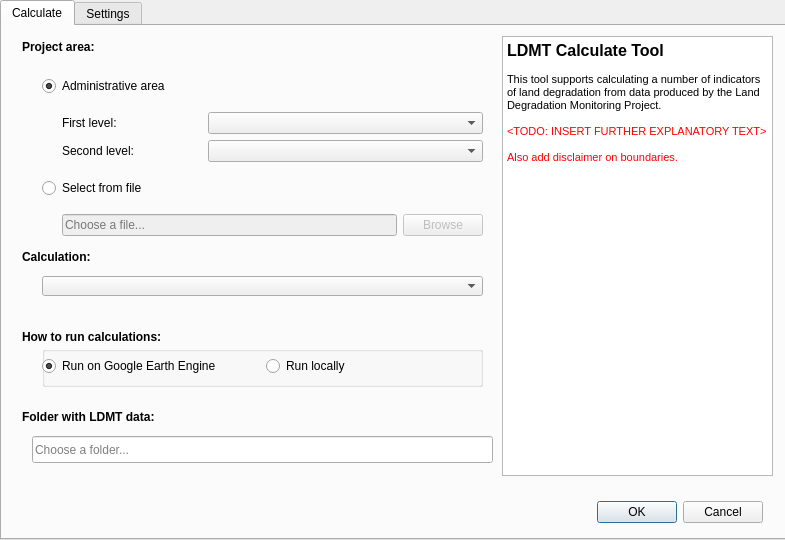
Old version of the form LDMP/DlgCalculate.ui in the repository ConservationInternational/trends.earth.
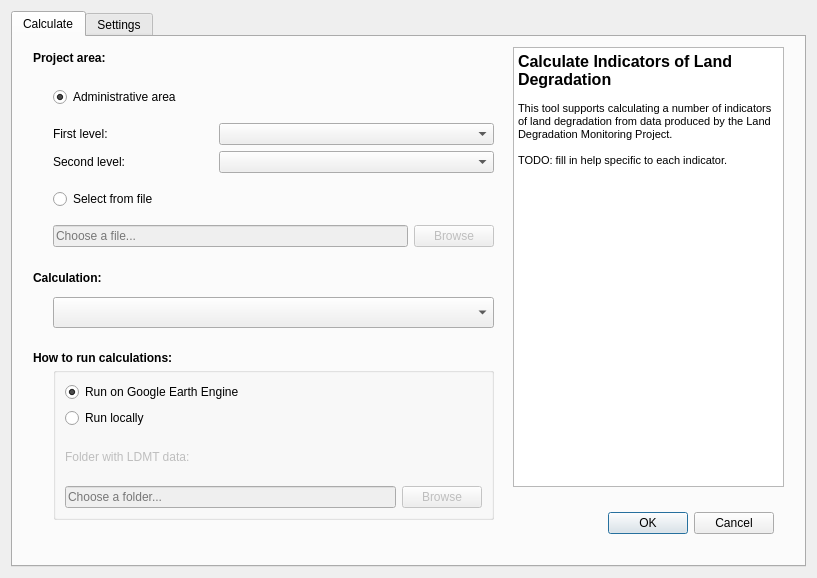
New version of the form.

Diff of the .ui file:
```diff
--- a/LDMP/DlgCalculate.ui
+++ b/LDMP/DlgCalculate.ui
@@ -6,22 +6,16 @@
    <rect>
     <x>0</x>
     <y>0</y>
-    <width>785</width>
-    <height>540</height>
+    <width>817</width>
+    <height>578</height>
    </rect>
   </property>
   <property name="windowTitle">
    <string>Calculate land degradation indicators</string>
   </property>
+  <layout class="QVBoxLayout" name="verticalLayout">
+   <item>
   <widget class="QTabWidget" name="tabWidget">
-   <property name="geometry">
-    <rect>
-     <x>0</x>
-     <y>0</y>
-     <width>800</width>
-     <height>540</height>
-    </rect>
-   </property>
    <property name="currentIndex">
     <number>0</number>
    </property>
@@ -29,19 +23,6 @@
     <attribute name="title">
      <string>Calculate</string>
     </attribute>
-    <widget class="QLineEdit" name="data_folder">
-     <property name="geometry">
-      <rect>
-       <x>30</x>
-       <y>410</y>
-       <width>461</width>
-       <height>27</height>
-      </rect>
-     </property>
-     <property name="placeholderText">
-      <string>Choose a folder...</string>
-     </property>
-    </widget>
     <widget class="QDialogButtonBox" name="buttonBox">
      <property name="geometry">
       <rect>
@@ -58,25 +39,6 @@
       <set>QDialogButtonBox::Cancel|QDialogButtonBox::Ok</set>
      </property>
     </widget>
-    <widget class="QLabel" name="label_2">
-     <property name="geometry">
-      <rect>
-       <x>20</x>
-       <y>380</y>
-       <width>441</width>
-       <height>21</height>
-      </rect>
-     </property>
-     <property name="font">
-      <font>
-       <weight>75</weight>
-       <bold>true</bold>
-      </font>
-     </property>
-     <property name="text">
-      <string>Folder with LDMT data:</string>
-     </property>
-    </widget>
     <widget class="QTextBrowser" name="textBrowser">
      <property name="geometry">
       <rect>
@@ -91,13 +53,11 @@
 &lt;html&gt;&lt;head&gt;&lt;meta name=&quot;qrichtext&quot; content=&quot;1&quot; /&gt;&lt;style type=&quot;text/css&quot;&gt;
 p, li { white-space: pre-wrap; }
 &lt;/style&gt;&lt;/head&gt;&lt;body style=&quot; font-family:'MS Shell Dlg 2'; font-size:8.25pt; font-weight:400; font-style:normal;&quot;&gt;
-&lt;p style=&quot; margin-top:0px; margin-bottom:0px; margin-left:0px; margin-right:0px; -qt-block-indent:0; text-indent:0px;&quot;&gt;&lt;span style=&quot; font-size:12pt; font-weight:600;&quot;&gt;LDMT Calculate Tool&lt;/span&gt;&lt;/p&gt;
+&lt;p style=&quot; margin-top:0px; margin-bottom:0px; margin-left:0px; margin-right:0px; -qt-block-indent:0; text-indent:0px;&quot;&gt;&lt;span style=&quot; font-size:12pt; font-weight:600;&quot;&gt;Calculate Indicators of Land Degradation&lt;/span&gt;&lt;/p&gt;
 &lt;p style=&quot;-qt-paragraph-type:empty; margin-top:0px; margin-bottom:0px; margin-left:0px; margin-right:0px; -qt-block-indent:0; text-indent:0px; font-size:8pt;&quot;&gt;&lt;br /&gt;&lt;/p&gt;
-&lt;p style=&quot; margin-top:0px; margin-bottom:0px; margin-left:0px; margin-right:0px; -qt-block-indent:0; text-indent:0px;&quot;&gt;&lt;span style=&quot; font-size:8pt;&quot;&gt;This tool supports calculating a number of indicators of land degradation from data produced by the Land Degradation Monitoring Project. &lt;/span&gt;&lt;/p&gt;
+&lt;p style=&quot; margin-top:0px; margin-bottom:0px; margin-left:0px; margin-right:0px; -qt-block-indent:0; text-indent:0px;&quot;&gt;&lt;span style=&quot; font-size:8pt;&quot;&gt;This tool supports calculating a number of indicators of land degradation from data produced by the Land Degradation Monitoring Project.&lt;/span&gt;&lt;/p&gt;
 &lt;p style=&quot;-qt-paragraph-type:empty; margin-top:0px; margin-bottom:0px; margin-left:0px; margin-right:0px; -qt-block-indent:0; text-indent:0px; font-size:8pt;&quot;&gt;&lt;br /&gt;&lt;/p&gt;
-&lt;p style=&quot; margin-top:0px; margin-bottom:0px; margin-left:0px; margin-right:0px; -qt-block-indent:0; text-indent:0px;&quot;&gt;&lt;span style=&quot; font-size:8pt; color:#ff0000;&quot;&gt;&amp;lt;TODO: INSERT FURTHER EXPLANATORY TEXT&amp;gt;&lt;/span&gt;&lt;/p&gt;
-&lt;p style=&quot;-qt-paragraph-type:empty; margin-top:0px; margin-bottom:0px; margin-left:0px; margin-right:0px; -qt-block-indent:0; text-indent:0px; font-size:8pt; color:#ff0000;&quot;&gt;&lt;br /&gt;&lt;/p&gt;
-&lt;p style=&quot; margin-top:0px; margin-bottom:0px; margin-left:0px; margin-right:0px; -qt-block-indent:0; text-indent:0px;&quot;&gt;&lt;span style=&quot; font-size:8pt; color:#ff0000;&quot;&gt;Also add disclaimer on boundaries.&lt;/span&gt;&lt;/p&gt;&lt;/body&gt;&lt;/html&gt;</string>
+&lt;p style=&quot; margin-top:0px; margin-bottom:0px; margin-left:0px; margin-right:0px; -qt-block-indent:0; text-indent:0px;&quot;&gt;&lt;span style=&quot; font-size:8pt;&quot;&gt;TODO: fill in help specific to each indicator.&lt;/span&gt;&lt;/p&gt;&lt;/body&gt;&lt;/html&gt;</string>
      </property>
     </widget>
     <widget class="QLabel" name="label">
@@ -123,7 +83,7 @@
      <property name="geometry">
       <rect>
        <x>20</x>
-       <y>300</y>
+         <y>310</y>
        <width>441</width>
        <height>21</height>
       </rect>
@@ -142,9 +102,9 @@
      <property name="geometry">
       <rect>
        <x>40</x>
-       <y>250</y>
+         <y>260</y>
        <width>441</width>
-       <height>20</height>
+         <height>31</height>
       </rect>
      </property>
      <property name="sizePolicy">
@@ -164,7 +124,7 @@
      <property name="geometry">
       <rect>
        <x>20</x>
-       <y>220</y>
+         <y>230</y>
        <width>441</width>
        <height>21</height>
       </rect>
@@ -183,9 +143,9 @@
      <property name="geometry">
       <rect>
        <x>40</x>
-       <y>320</y>
+         <y>330</y>
        <width>441</width>
-       <height>41</height>
+         <height>153</height>
       </rect>
      </property>
      <property name="sizePolicy">
@@ -200,27 +160,8 @@
      <property name="title">
       <string/>
      </property>
-     <widget class="QWidget" name="horizontalLayoutWidget">
-      <property name="geometry">
-       <rect>
-        <x>0</x>
-        <y>0</y>
-        <width>441</width>
-        <height>41</height>
-       </rect>
-      </property>
-      <layout class="QHBoxLayout" name="runon_layout">
-       <item>
-        <widget class="QRadioButton" name="runon_gee">
-         <property name="text">
-          <string>Run on Google Earth Engine</string>
-         </property>
-         <property name="checked">
-          <bool>true</bool>
-         </property>
-        </widget>
-       </item>
-       <item>
+       <layout class="QGridLayout" name="gridLayout">
+        <item row="1" column="0">
         <widget class="QRadioButton" name="runon_local">
          <property name="text">
           <string>Run locally</string>
@@ -230,8 +171,58 @@
          </property>
         </widget>
        </item>
-      </layout>
-     </widget>
+        <item row="0" column="0">
+         <widget class="QRadioButton" name="runon_gee">
+          <property name="text">
+           <string>Run on Google Earth Engine</string>
+          </property>
+          <property name="checked">
+           <bool>true</bool>
+          </property>
+         </widget>
+        </item>
+        <item row="3" column="0">
+         <widget class="QLineEdit" name="data_folder_path">
+          <property name="enabled">
+           <bool>false</bool>
+          </property>
+          <property name="placeholderText">
+           <string>Choose a folder...</string>
+          </property>
+         </widget>
+        </item>
+        <item row="2" column="0">
+         <widget class="QLabel" name="data_folder_label">
+          <property name="enabled">
+           <bool>false</bool>
+          </property>
+          <property name="font">
+           <font>
+            <weight>50</weight>
+            <bold>false</bold>
+           </font>
+          </property>
+          <property name="text">
+           <string>Folder with LDMT data:</string>
+          </property>
+         </widget>
+        </item>
+        <item row="3" column="1">
+         <widget class="QPushButton" name="data_folder_browse">
+          <property name="enabled">
+           <bool>false</bool>
+          </property>
+          <property name="text">
+           <string>Browse</string>
+          </property>
+         </widget>
+        </item>
+       </layout>
+       <zorder>runon_local</zorder>
+       <zorder>data_folder_path</zorder>
+       <zorder>data_folder_label</zorder>
+       <zorder>runon_gee</zorder>
+       <zorder>data_folder_browse</zorder>
     </widget>
     <widget class="QWidget" name="verticalLayoutWidget">
      <property name="geometry">
@@ -242,18 +233,8 @@
        <height>180</height>
       </rect>
      </property>
-     <layout class="QVBoxLayout" name="area">
-      <item>
-       <widget class="QRadioButton" name="area_admin">
-        <property name="text">
-         <string>Administrative area</string>
-        </property>
-        <property name="checked">
-         <bool>true</bool>
-        </property>
-       </widget>
-      </item>
-      <item>
+       <layout class="QGridLayout" name="gridLayout_2">
+        <item row="1" column="0">
        <layout class="QGridLayout" name="area_admin_layout">
         <property name="leftMargin">
          <number>0</number>
@@ -261,26 +242,7 @@
         <property name="bottomMargin">
          <number>0</number>
         </property>
-        <item row="0" column="1">
-         <widget class="QLabel" name="label_3">
-          <property name="sizePolicy">
-           <sizepolicy hsizetype="Minimum" vsizetype="Preferred">
-            <horstretch>0</horstretch>
-            <verstretch>0</verstretch>
-           </sizepolicy>
-          </property>
-          <property name="font">
-           <font>
-            <weight>50</weight>
-            <bold>false</bold>
-           </font>
-          </property>
-          <property name="text">
-           <string>First level:</string>
-          </property>
-         </widget>
-        </item>
-        <item row="1" column="3">
+          <item row="1" column="2">
          <widget class="QComboBox" name="area_admin_1">
           <property name="sizePolicy">
            <sizepolicy hsizetype="Maximum" vsizetype="Fixed">
@@ -296,7 +258,7 @@
           </property>
          </widget>
         </item>
-        <item row="1" column="1">
+          <item row="1" column="0">
          <widget class="QLabel" name="label_4">
           <property name="sizePolicy">
            <sizepolicy hsizetype="Minimum" vsizetype="Preferred">
@@ -315,7 +277,7 @@
           </property>
          </widget>
         </item>
-        <item row="0" column="3">
+          <item row="0" column="2">
          <widget class="QComboBox" name="area_admin_0">
           <property name="sizePolicy">
            <sizepolicy hsizetype="Maximum" vsizetype="Fixed">
@@ -332,33 +294,56 @@
          </widget>
         </item>
         <item row="0" column="0">
-         <spacer name="horizontalSpacer">
-          <property name="orientation">
-           <enum>Qt::Horizontal</enum>
-          </property>
-          <property name="sizeType">
-           <enum>QSizePolicy::Fixed</enum>
-          </property>
-          <property name="sizeHint" stdset="0">
-           <size>
-            <width>20</width>
-            <height>20</height>
-           </size>
-          </property>
-         </spacer>
+           <widget class="QLabel" name="label_3">
+            <property name="sizePolicy">
+             <sizepolicy hsizetype="Minimum" vsizetype="Preferred">
+              <horstretch>0</horstretch>
+              <verstretch>0</verstretch>
+             </sizepolicy>
+            </property>
+            <property name="font">
+             <font>
+              <weight>50</weight>
+              <bold>false</bold>
+             </font>
+            </property>
+            <property name="text">
+             <string>First level:</string>
+            </property>
+           </widget>
         </item>
        </layout>
       </item>
-      <item>
+        <item row="0" column="0">
+         <widget class="QRadioButton" name="area_admin">
+          <property name="text">
+           <string>Administrative area</string>
+          </property>
+          <property name="checked">
+           <bool>true</bool>
+          </property>
+         </widget>
+        </item>
+        <item row="2" column="0">
        <widget class="QRadioButton" name="area_fromfile">
         <property name="text">
          <string>Select from file</string>
         </property>
        </widget>
       </item>
-      <item>
+        <item row="3" column="0">
        <layout class="QGridLayout" name="area_fromfile_layout">
         <item row="0" column="1">
+           <widget class="QPushButton" name="area_fromfile_browse">
+            <property name="enabled">
+             <bool>false</bool>
+            </property>
+            <property name="text">
+             <string>Browse</string>
+            </property>
+           </widget>
+          </item>
+          <item row="0" column="0">
          <widget class="QLineEdit" name="area_fromfile_file">
           <property name="enabled">
            <bool>false</bool>
@@ -368,32 +353,6 @@
           </property>
          </widget>
         </item>
-        <item row="0" column="0">
-         <spacer name="horizontalSpacer_2">
-          <property name="orientation">
-           <enum>Qt::Horizontal</enum>
-          </property>
-          <property name="sizeType">
-           <enum>QSizePolicy::Fixed</enum>
-          </property>
-          <property name="sizeHint" stdset="0">
-           <size>
-            <width>20</width>
-            <height>20</height>
-           </size>
-          </property>
-         </spacer>
-        </item>
-        <item row="0" column="2">
-         <widget class="QPushButton" name="area_fromfile_browse">
-          <property name="enabled">
-           <bool>false</bool>
-          </property>
-          <property name="text">
-           <string>Browse</string>
-          </property>
-         </widget>
-        </item>
        </layout>
       </item>
      </layout>
@@ -573,6 +532,8 @@
     </widget>
    </widget>
   </widget>
+   </item>
+  </layout>
  </widget>
  <tabstops>
   <tabstop>area_admin</tabstop>
```
Left out of the diff: 21 changed lines with no effect on the pictures. Lines whose indentation alone changed are shown as unchanged.
